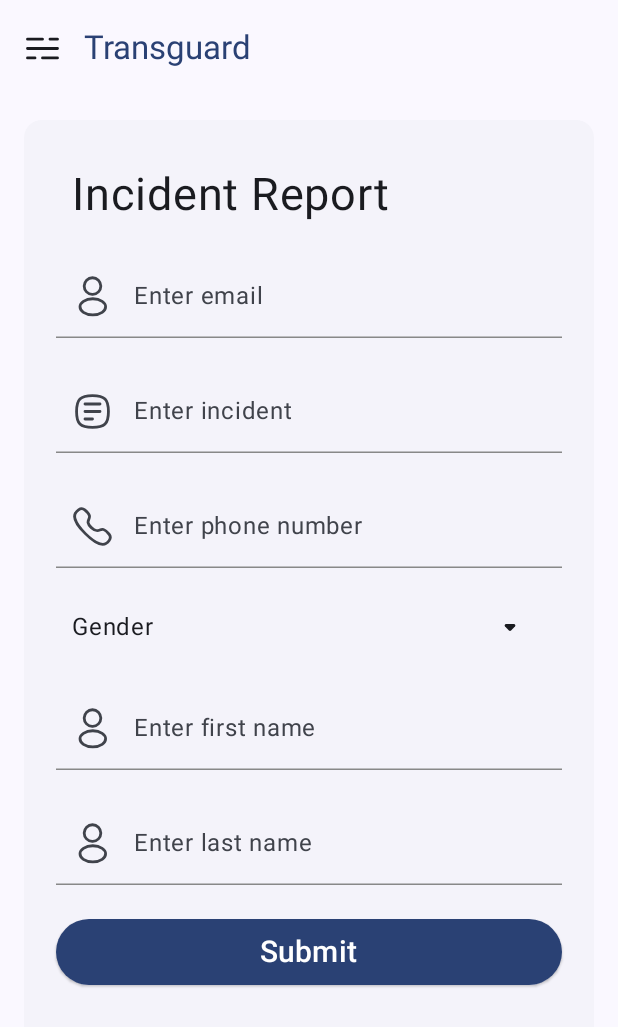
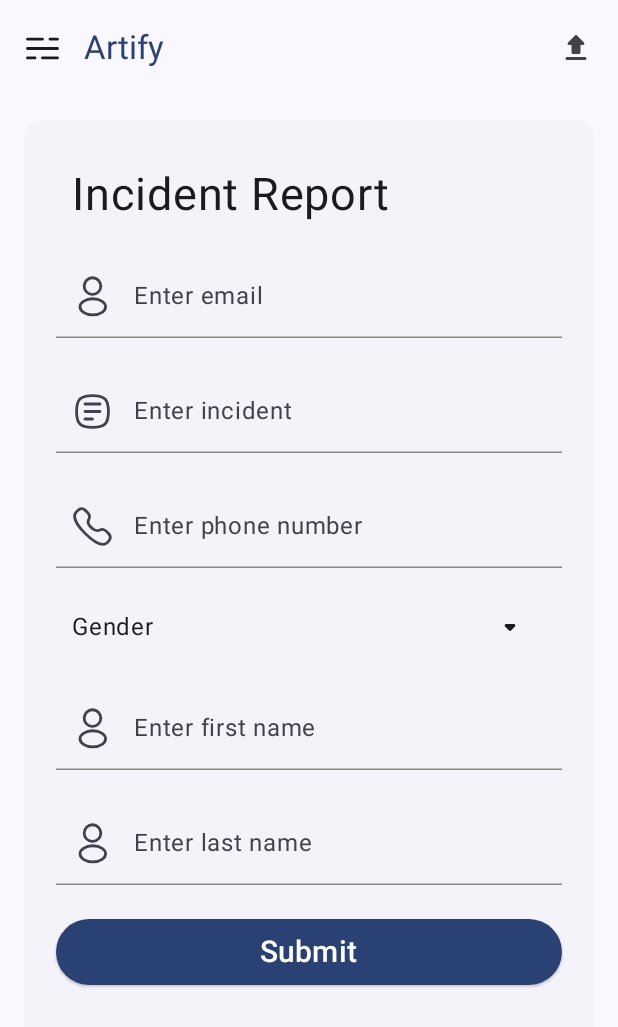
Before and after one commit to B3nj4h/artify, an Android app built with Jetpack Compose: the composable MainScreen shown on its own in the app's theme, on a phone screen of 412 x 824 dp. Shown: the top 1027 px of the screen. Run offline under Robolectric (Android 15) with nearby library versions, the phone set to English and light mode, and no system bars; our stand-ins replace Dagger/Hilt's generated code, accompanist; 1 statement that could not run was skipped.

Commit message:
feat: home screen

```diff
--- a/app/src/main/java/com/example/shelta/presentation/main/components/CustomTopAppBar.kt
+++ b/app/src/main/java/com/example/shelta/presentation/main/components/CustomTopAppBar.kt
@@ -7,6 +7,7 @@ import androidx.compose.foundation.layout.fillMaxWidth
 import androidx.compose.foundation.layout.size
 import androidx.compose.material.icons.Icons
 import androidx.compose.material.icons.rounded.LocationOn
+import androidx.compose.material.icons.rounded.Upload
 import androidx.compose.material3.ExperimentalMaterial3Api
 import androidx.compose.material3.Icon
 import androidx.compose.material3.IconButton
@@ -37,13 +38,20 @@ fun CustomTopAppBar(
             }
         },
         title = {
-            Text(
-                text = "Transguard",
-                color = MaterialTheme.colorScheme.primary
-            )
+            Row(
+                verticalAlignment = Alignment.CenterVertically,
+                horizontalArrangement = Arrangement.Center
+            ) {
+                Text(
+                    text = "Artify",
+                    color = MaterialTheme.colorScheme.primary
+                )
+            }
         },
         actions = {
-
+            IconButton(onClick = { /*TODO*/ }) {
+                Icon(imageVector = Icons.Rounded.Upload, contentDescription = "upload")
+            }
         }
     )
 }
--- a/app/src/main/java/com/example/shelta/presentation/navigation/components/MainNavGraph.kt
+++ b/app/src/main/java/com/example/shelta/presentation/navigation/components/MainNavGraph.kt
@@ -27,7 +27,7 @@ fun MainNavGraph(
 ) {
     AnimatedNavHost(
         navController = navHostController,
-        startDestination = Screens.LoadScreen.route
+        startDestination = Screens.MainScreen.route
     ){
         composable( route = Screens.LoadScreen.route ){ LoadScreen(navHostController) }
 
```
